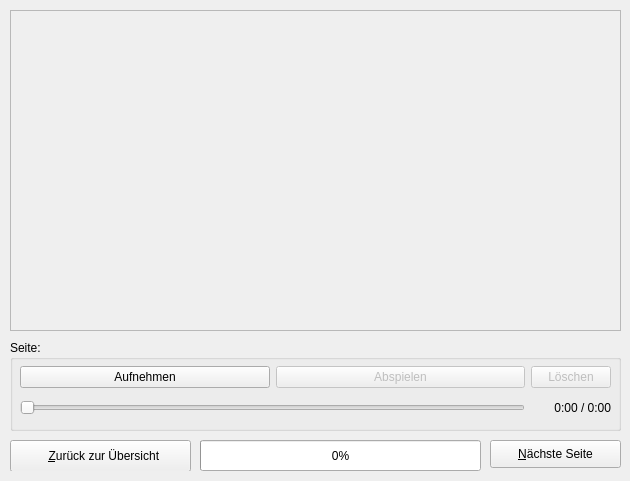
First picture: the form in ui/trainmain.ui, repository KDE/simon, before the edit.
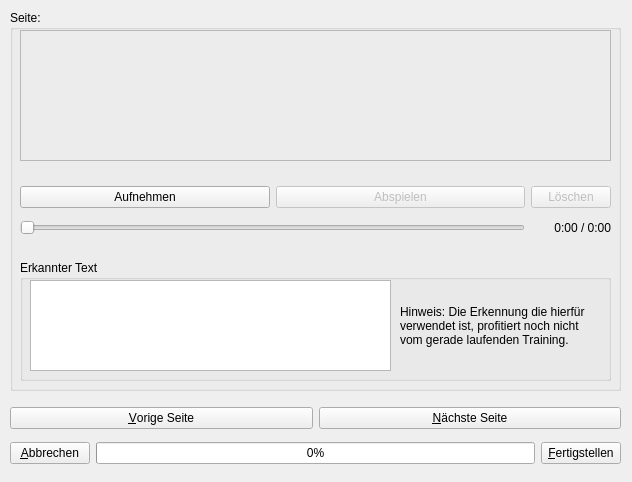
Second picture: the form after the edit. The open tabs and pages were chosen to show the change. Icons and pictures are not drawn.

```diff
--- a/ui/trainmain.ui
+++ b/ui/trainmain.ui
@@ -5,8 +5,8 @@
    <rect>
     <x>0</x>
     <y>0</y>
-    <width>630</width>
-    <height>481</height>
+    <width>632</width>
+    <height>482</height>
    </rect>
   </property>
   <property name="windowTitle" >
@@ -163,92 +163,158 @@
     </widget>
    </widget>
    <widget class="QWidget" name="page_3" >
-    <widget class="QFrame" name="frmActPage" >
+    <widget class="QWidget" name="verticalLayout_2" >
+     <property name="geometry" >
+      <rect>
+       <x>10</x>
+       <y>390</y>
+       <width>611</width>
+       <height>72</height>
+      </rect>
+     </property>
+     <layout class="QVBoxLayout" >
+      <property name="spacing" >
+       <number>6</number>
+      </property>
+      <property name="leftMargin" >
+       <number>0</number>
+      </property>
+      <property name="topMargin" >
+       <number>0</number>
+      </property>
+      <property name="rightMargin" >
+       <number>0</number>
+      </property>
+      <property name="bottomMargin" >
+       <number>0</number>
+      </property>
+      <item>
+       <layout class="QHBoxLayout" >
+        <property name="spacing" >
+         <number>6</number>
+        </property>
+        <property name="leftMargin" >
+         <number>0</number>
+        </property>
+        <property name="topMargin" >
+         <number>0</number>
+        </property>
+        <property name="rightMargin" >
+         <number>0</number>
+        </property>
+        <property name="bottomMargin" >
+         <number>0</number>
+        </property>
+        <item>
+         <widget class="QPushButton" name="pbPrevPage" >
+          <property name="toolTip" >
+           <string>Startet das Training des selektierten Textes.</string>
+          </property>
+          <property name="layoutDirection" >
+           <enum>Qt::LeftToRight</enum>
+          </property>
+          <property name="text" >
+           <string>&amp;Vorige Seite</string>
+          </property>
+          <property name="icon" >
+           <iconset resource="../simon.qrc" >:/images/icons/go-previous.svg</iconset>
+          </property>
+          <property name="iconSize" >
+           <size>
+            <width>20</width>
+            <height>20</height>
+           </size>
+          </property>
+         </widget>
+        </item>
+        <item>
+         <widget class="QPushButton" name="pbNextPage" >
+          <property name="toolTip" >
+           <string>Startet das Training des selektierten Textes.</string>
+          </property>
+          <property name="layoutDirection" >
+           <enum>Qt::RightToLeft</enum>
+          </property>
+          <property name="text" >
+           <string>&amp;Nächste Seite</string>
+          </property>
+          <property name="icon" >
+           <iconset resource="../simon.qrc" >:/images/icons/go-next.svg</iconset>
+          </property>
+          <property name="iconSize" >
+           <size>
+            <width>20</width>
+            <height>20</height>
+           </size>
+          </property>
+         </widget>
+        </item>
+       </layout>
+      </item>
+      <item>
+       <layout class="QHBoxLayout" >
+        <property name="spacing" >
+         <number>6</number>
+        </property>
+        <property name="leftMargin" >
+         <number>0</number>
+        </property>
+        <property name="topMargin" >
+         <number>0</number>
+        </property>
+        <property name="rightMargin" >
+         <number>0</number>
+        </property>
+        <property name="bottomMargin" >
+         <number>0</number>
+        </property>
+        <item>
+         <widget class="QPushButton" name="pbBackToMain" >
+          <property name="toolTip" >
+           <string>Schließt den Dialog</string>
+          </property>
+          <property name="text" >
+           <string>&amp;Abbrechen</string>
+          </property>
+          <property name="icon" >
+           <iconset resource="../simon.qrc" >:/images/icons/emblem-unreadable.svg</iconset>
+          </property>
+         </widget>
+        </item>
+        <item>
+         <widget class="QProgressBar" name="pbPages" >
+          <property name="value" >
+           <number>0</number>
+          </property>
+          <property name="orientation" >
+           <enum>Qt::Horizontal</enum>
+          </property>
+         </widget>
+        </item>
+        <item>
+         <widget class="QPushButton" name="pbFinish" >
+          <property name="layoutDirection" >
+           <enum>Qt::RightToLeft</enum>
+          </property>
+          <property name="text" >
+           <string>&amp;Fertigstellen</string>
+          </property>
+          <property name="icon" >
+           <iconset resource="../simon.qrc" >:/images/icons/document-save.svg</iconset>
+          </property>
+         </widget>
+        </item>
+       </layout>
+      </item>
+     </layout>
+    </widget>
+    <widget class="QGroupBox" name="gbPage" >
      <property name="geometry" >
       <rect>
        <x>10</x>
        <y>0</y>
        <width>611</width>
-       <height>321</height>
-      </rect>
-     </property>
-     <property name="frameShape" >
-      <enum>QFrame::StyledPanel</enum>
-     </property>
-     <property name="frameShadow" >
-      <enum>QFrame::Raised</enum>
-     </property>
-     <widget class="QLabel" name="lbPage" >
-      <property name="geometry" >
-       <rect>
-        <x>10</x>
-        <y>10</y>
-        <width>591</width>
-        <height>301</height>
-       </rect>
-      </property>
-      <property name="text" >
-       <string/>
-      </property>
-      <property name="wordWrap" >
-       <bool>true</bool>
-      </property>
-     </widget>
-    </widget>
-    <widget class="QPushButton" name="pbBackToMain" >
-     <property name="geometry" >
-      <rect>
-       <x>10</x>
-       <y>430</y>
-       <width>181</width>
-       <height>32</height>
-      </rect>
-     </property>
-     <property name="toolTip" >
-      <string>Schließt den Dialog</string>
-     </property>
-     <property name="text" >
-      <string>  &amp;Zurück zur Übersicht</string>
-     </property>
-     <property name="icon" >
-      <iconset resource="../simon.qrc" >:/images/icons/go-previous.svg</iconset>
-     </property>
-    </widget>
-    <widget class="QPushButton" name="pbNextPage" >
-     <property name="geometry" >
-      <rect>
-       <x>490</x>
-       <y>430</y>
-       <width>131</width>
-       <height>28</height>
-      </rect>
-     </property>
-     <property name="toolTip" >
-      <string>Startet das Training des selektierten Textes.</string>
-     </property>
-     <property name="layoutDirection" >
-      <enum>Qt::RightToLeft</enum>
-     </property>
-     <property name="text" >
-      <string>&amp;Nächste Seite</string>
-     </property>
-     <property name="icon" >
-      <iconset resource="../simon.qrc" >:/images/icons/go-next.svg</iconset>
-     </property>
-     <property name="iconSize" >
-      <size>
-       <width>20</width>
-       <height>20</height>
-      </size>
-     </property>
-    </widget>
-    <widget class="QGroupBox" name="gpRecord" >
-     <property name="geometry" >
-      <rect>
-       <x>10</x>
-       <y>330</y>
-       <width>611</width>
-       <height>91</height>
+       <height>381</height>
       </rect>
      </property>
      <property name="title" >
@@ -258,16 +324,28 @@
       <property name="geometry" >
        <rect>
         <x>10</x>
-        <y>20</y>
+        <y>170</y>
         <width>591</width>
         <height>61</height>
        </rect>
       </property>
       <layout class="QGridLayout" >
-       <property name="margin" >
+       <property name="leftMargin" >
         <number>0</number>
        </property>
-       <property name="spacing" >
+       <property name="topMargin" >
+        <number>0</number>
+       </property>
+       <property name="rightMargin" >
+        <number>0</number>
+       </property>
+       <property name="bottomMargin" >
+        <number>0</number>
+       </property>
+       <property name="horizontalSpacing" >
+        <number>6</number>
+       </property>
+       <property name="verticalSpacing" >
         <number>6</number>
        </property>
        <item row="0" column="0" >
@@ -278,8 +356,20 @@
          <property name="spacing" >
           <number>6</number>
          </property>
+         <property name="leftMargin" >
+          <number>0</number>
+         </property>
+         <property name="topMargin" >
+          <number>0</number>
+         </property>
+         <property name="rightMargin" >
+          <number>0</number>
+         </property>
+         <property name="bottomMargin" >
+          <number>0</number>
+         </property>
          <item>
-          <widget class="QPushButton" name="pbRec1" >
+          <widget class="QPushButton" name="pbRec" >
            <property name="toolTip" >
             <string>Startet die Aufnahme</string>
            </property>
@@ -295,7 +385,7 @@
           </widget>
          </item>
          <item>
-          <widget class="QPushButton" name="pbPlay1" >
+          <widget class="QPushButton" name="pbPlay" >
            <property name="enabled" >
             <bool>false</bool>
            </property>
@@ -316,7 +406,7 @@
         </layout>
        </item>
        <item row="1" column="0" >
-        <widget class="QSlider" name="hsRec1" >
+        <widget class="QSlider" name="hsRec" >
          <property name="toolTip" >
           <string>Aktuelle position der Wiedergabe</string>
          </property>
@@ -335,7 +425,7 @@
         </widget>
        </item>
        <item row="0" column="1" >
-        <widget class="QPushButton" name="pbStartOver1" >
+        <widget class="QPushButton" name="pbStartOver" >
          <property name="enabled" >
           <bool>false</bool>
          </property>
@@ -351,7 +441,7 @@
         </widget>
        </item>
        <item row="1" column="1" >
-        <widget class="QLabel" name="lbRec1" >
+        <widget class="QLabel" name="lbRec" >
          <property name="layoutDirection" >
           <enum>Qt::LeftToRight</enum>
          </property>
@@ -359,28 +449,86 @@
           <string>0:00 / 0:00</string>
          </property>
          <property name="alignment" >
-          <set>Qt::AlignRight|Qt::AlignTrailing|Qt::AlignVCenter</set>
+          <set>Qt::AlignCenter|Qt::AlignHorizontal_Mask|Qt::AlignRight|Qt::AlignTrailing|Qt::AlignVCenter|Qt::AlignVertical_Mask</set>
          </property>
         </widget>
        </item>
       </layout>
      </widget>
-    </widget>
-    <widget class="QProgressBar" name="pbPages" >
-     <property name="geometry" >
-      <rect>
-       <x>200</x>
-       <y>430</y>
-       <width>281</width>
-       <height>31</height>
-      </rect>
-     </property>
-     <property name="value" >
-      <number>0</number>
-     </property>
-     <property name="orientation" >
-      <enum>Qt::Horizontal</enum>
-     </property>
+     <widget class="QFrame" name="frame" >
+      <property name="geometry" >
+       <rect>
+        <x>10</x>
+        <y>20</y>
+        <width>591</width>
+        <height>131</height>
+       </rect>
+      </property>
+      <property name="frameShape" >
+       <enum>QFrame::StyledPanel</enum>
+      </property>
+      <property name="frameShadow" >
+       <enum>QFrame::Raised</enum>
+      </property>
+      <widget class="QLabel" name="lbPage" >
+       <property name="geometry" >
+        <rect>
+         <x>10</x>
+         <y>10</y>
+         <width>571</width>
+         <height>111</height>
+        </rect>
+       </property>
+       <property name="text" >
+        <string/>
+       </property>
+       <property name="wordWrap" >
+        <bool>true</bool>
+       </property>
+      </widget>
+     </widget>
+     <widget class="QGroupBox" name="pgRecogniced" >
+      <property name="geometry" >
+       <rect>
+        <x>10</x>
+        <y>250</y>
+        <width>591</width>
+        <height>121</height>
+       </rect>
+      </property>
+      <property name="title" >
+       <string>Erkannter Text</string>
+      </property>
+      <widget class="QLabel" name="lbRecognitionInfo" >
+       <property name="geometry" >
+        <rect>
+         <x>380</x>
+         <y>20</y>
+         <width>201</width>
+         <height>91</height>
+        </rect>
+       </property>
+       <property name="text" >
+        <string>Hinweis: Die Erkennung die hierfür verwendet ist, profitiert noch nicht vom gerade laufenden Training.</string>
+       </property>
+       <property name="wordWrap" >
+        <bool>true</bool>
+       </property>
+      </widget>
+      <widget class="QTextEdit" name="teRecognitionInfo" >
+       <property name="geometry" >
+        <rect>
+         <x>10</x>
+         <y>20</y>
+         <width>361</width>
+         <height>91</height>
+        </rect>
+       </property>
+       <property name="readOnly" >
+        <bool>false</bool>
+       </property>
+      </widget>
+     </widget>
     </widget>
    </widget>
   </widget>
```
Left out of the diff: 176 changed lines with no effect on the pictures.
